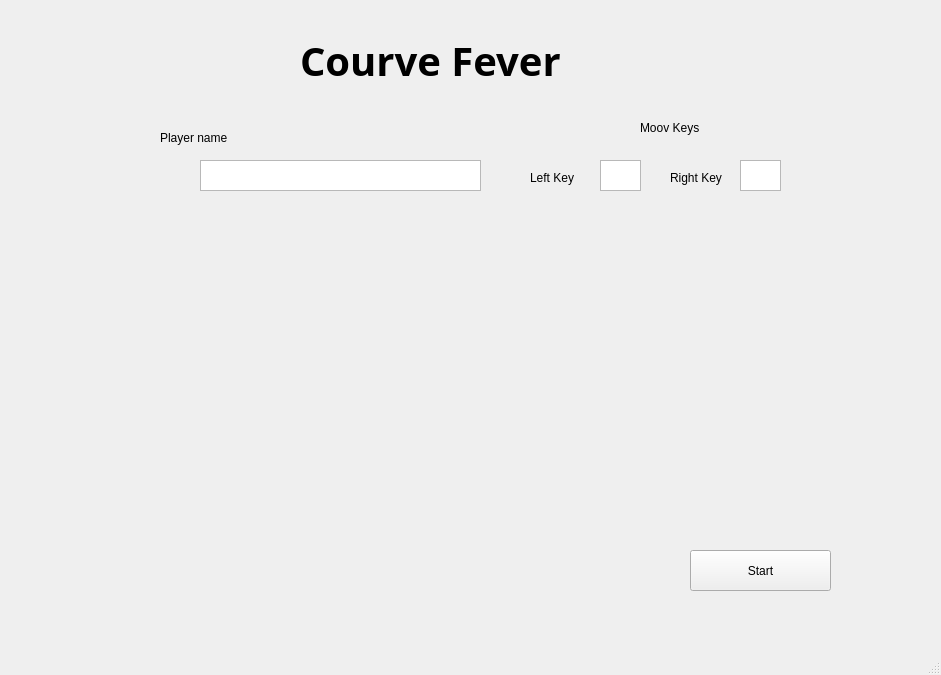
Above: menuwindow.ui from luxkyluke/CourveFever before the change. Below: the same form after it.
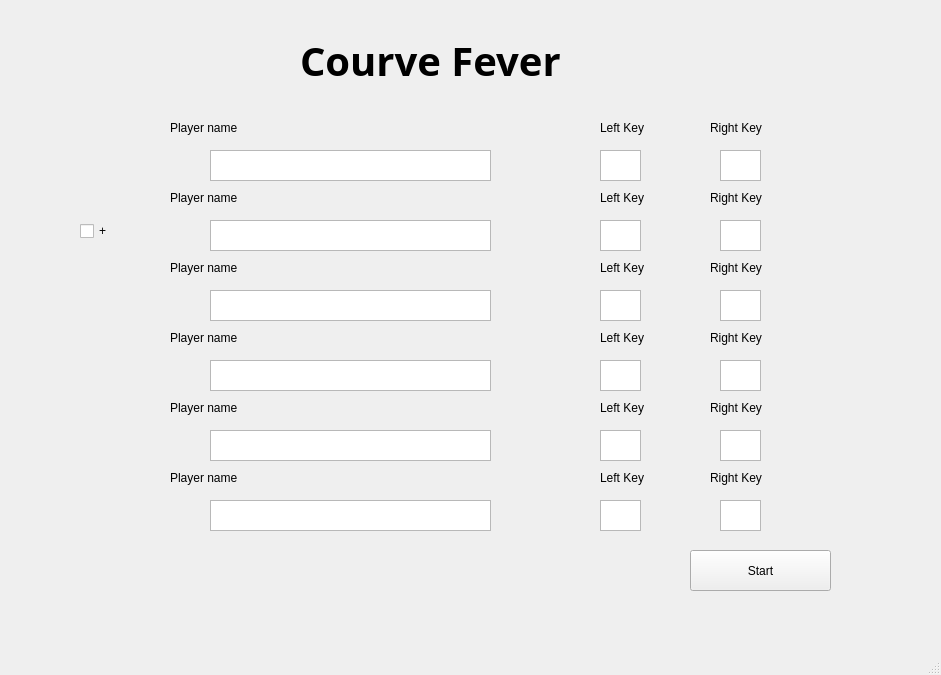
That is the form after the change.

The edit to the form file:
```diff
--- a/menuwindow.ui
+++ b/menuwindow.ui
@@ -54,103 +54,542 @@
     <property name="geometry">
      <rect>
       <x>160</x>
-      <y>200</y>
-      <width>631</width>
-      <height>321</height>
+      <y>190</y>
+      <width>621</width>
+      <height>61</height>
      </rect>
     </property>
-    <layout class="QVBoxLayout" name="verticalLayout"/>
+    <widget class="QTextEdit" name="LKeyTextEdit_2">
+     <property name="geometry">
+      <rect>
+       <x>440</x>
+       <y>30</y>
+       <width>41</width>
+       <height>31</height>
+      </rect>
+     </property>
+    </widget>
+    <widget class="QLabel" name="label_LKey_5">
+     <property name="geometry">
+      <rect>
+       <x>440</x>
+       <y>0</y>
+       <width>55</width>
+       <height>16</height>
+      </rect>
+     </property>
+     <property name="text">
+      <string>Left Key</string>
+     </property>
+    </widget>
+    <widget class="QTextEdit" name="RKeyTextEdit_2">
+     <property name="geometry">
+      <rect>
+       <x>560</x>
+       <y>30</y>
+       <width>41</width>
+       <height>31</height>
+      </rect>
+     </property>
+    </widget>
+    <widget class="QTextEdit" name="pseudoTextEdit_2">
+     <property name="geometry">
+      <rect>
+       <x>50</x>
+       <y>30</y>
+       <width>281</width>
+       <height>31</height>
+      </rect>
+     </property>
+     <property name="toolTip">
+      <string/>
+     </property>
+     <property name="statusTip">
+      <string/>
+     </property>
+     <property name="tabStopWidth">
+      <number>80</number>
+     </property>
+    </widget>
+    <widget class="QLabel" name="label_LKey_6">
+     <property name="geometry">
+      <rect>
+       <x>550</x>
+       <y>0</y>
+       <width>55</width>
+       <height>16</height>
+      </rect>
+     </property>
+     <property name="text">
+      <string>Right Key</string>
+     </property>
+    </widget>
+    <widget class="QLabel" name="label_pseudo_2">
+     <property name="geometry">
+      <rect>
+       <x>10</x>
+       <y>0</y>
+       <width>81</width>
+       <height>16</height>
+      </rect>
+     </property>
+     <property name="text">
+      <string>Player name</string>
+     </property>
+    </widget>
    </widget>
-   <widget class="QTextEdit" name="pseudoTextEdit">
+   <widget class="QWidget" name="WidgetPlayer_2" native="true">
     <property name="geometry">
      <rect>
-      <x>200</x>
-      <y>160</y>
-      <width>281</width>
-      <height>31</height>
+      <x>160</x>
+      <y>330</y>
+      <width>621</width>
+      <height>61</height>
      </rect>
     </property>
-    <property name="toolTip">
-     <string/>
+    <widget class="QTextEdit" name="LKeyTextEdit_3">
+     <property name="geometry">
+      <rect>
+       <x>440</x>
+       <y>30</y>
+       <width>41</width>
+       <height>31</height>
+      </rect>
+     </property>
+    </widget>
+    <widget class="QLabel" name="label_LKey_7">
+     <property name="geometry">
+      <rect>
+       <x>440</x>
+       <y>0</y>
+       <width>55</width>
+       <height>16</height>
+      </rect>
+     </property>
+     <property name="text">
+      <string>Left Key</string>
+     </property>
+    </widget>
+    <widget class="QTextEdit" name="RKeyTextEdit_3">
+     <property name="geometry">
+      <rect>
+       <x>560</x>
+       <y>30</y>
+       <width>41</width>
+       <height>31</height>
+      </rect>
+     </property>
+    </widget>
+    <widget class="QTextEdit" name="pseudoTextEdit_3">
+     <property name="geometry">
+      <rect>
+       <x>50</x>
+       <y>30</y>
+       <width>281</width>
+       <height>31</height>
+      </rect>
+     </property>
+     <property name="toolTip">
+      <string/>
+     </property>
+     <property name="statusTip">
+      <string/>
+     </property>
+     <property name="tabStopWidth">
+      <number>80</number>
+     </property>
+    </widget>
+    <widget class="QLabel" name="label_LKey_8">
+     <property name="geometry">
+      <rect>
+       <x>550</x>
+       <y>0</y>
+       <width>55</width>
+       <height>16</height>
+      </rect>
+     </property>
+     <property name="text">
+      <string>Right Key</string>
+     </property>
+    </widget>
+    <widget class="QLabel" name="label_pseudo_3">
+     <property name="geometry">
+      <rect>
+       <x>10</x>
+       <y>0</y>
+       <width>81</width>
+       <height>16</height>
+      </rect>
+     </property>
+     <property name="text">
+      <string>Player name</string>
+     </property>
+    </widget>
+   </widget>
+   <widget class="QWidget" name="WidgetPlayer_3" native="true">
+    <property name="geometry">
+     <rect>
+      <x>160</x>
+      <y>260</y>
+      <width>621</width>
+      <height>61</height>
+     </rect>
     </property>
-    <property name="statusTip">
-     <string/>
+    <widget class="QTextEdit" name="LKeyTextEdit_4">
+     <property name="geometry">
+      <rect>
+       <x>440</x>
+       <y>30</y>
+       <width>41</width>
+       <height>31</height>
+      </rect>
+     </property>
+    </widget>
+    <widget class="QLabel" name="label_LKey_9">
+     <property name="geometry">
+      <rect>
+       <x>440</x>
+       <y>0</y>
+       <width>55</width>
+       <height>16</height>
+      </rect>
+     </property>
+     <property name="text">
+      <string>Left Key</string>
+     </property>
+    </widget>
+    <widget class="QTextEdit" name="RKeyTextEdit_4">
+     <property name="geometry">
+      <rect>
+       <x>560</x>
+       <y>30</y>
+       <width>41</width>
+       <height>31</height>
+      </rect>
+     </property>
+    </widget>
+    <widget class="QTextEdit" name="pseudoTextEdit_4">
+     <property name="geometry">
+      <rect>
+       <x>50</x>
+       <y>30</y>
+       <width>281</width>
+       <height>31</height>
+      </rect>
+     </property>
+     <property name="toolTip">
+      <string/>
+     </property>
+     <property name="statusTip">
+      <string/>
+     </property>
+     <property name="tabStopWidth">
+      <number>80</number>
+     </property>
+    </widget>
+    <widget class="QLabel" name="label_LKey_10">
+     <property name="geometry">
+      <rect>
+       <x>550</x>
+       <y>0</y>
+       <width>55</width>
+       <height>16</height>
+      </rect>
+     </property>
+     <property name="text">
+      <string>Right Key</string>
+     </property>
+    </widget>
+    <widget class="QLabel" name="label_pseudo_4">
+     <property name="geometry">
+      <rect>
+       <x>10</x>
+       <y>0</y>
+       <width>81</width>
+       <height>16</height>
+      </rect>
+     </property>
+     <property name="text">
+      <string>Player name</string>
+     </property>
+    </widget>
+   </widget>
+   <widget class="QWidget" name="WidgetPlayer_4" native="true">
+    <property name="geometry">
+     <rect>
+      <x>160</x>
+      <y>470</y>
+      <width>621</width>
+      <height>61</height>
+     </rect>
     </property>
-    <property name="tabStopWidth">
-     <number>80</number>
-    </property>
+    <widget class="QTextEdit" name="LKeyTextEdit_7">
+     <property name="geometry">
+      <rect>
+       <x>440</x>
+       <y>30</y>
+       <width>41</width>
+       <height>31</height>
+      </rect>
+     </property>
+    </widget>
+    <widget class="QLabel" name="label_LKey_15">
+     <property name="geometry">
+      <rect>
+       <x>440</x>
+       <y>0</y>
+       <width>55</width>
+       <height>16</height>
+      </rect>
+     </property>
+     <property name="text">
+      <string>Left Key</string>
+     </property>
+    </widget>
+    <widget class="QTextEdit" name="RKeyTextEdit_7">
+     <property name="geometry">
+      <rect>
+       <x>560</x>
+       <y>30</y>
+       <width>41</width>
+       <height>31</height>
+      </rect>
+     </property>
+    </widget>
+    <widget class="QTextEdit" name="pseudoTextEdit_7">
+     <property name="geometry">
+      <rect>
+       <x>50</x>
+       <y>30</y>
+       <width>281</width>
+       <height>31</height>
+      </rect>
+     </property>
+     <property name="toolTip">
+      <string/>
+     </property>
+     <property name="statusTip">
+      <string/>
+     </property>
+     <property name="tabStopWidth">
+      <number>80</number>
+     </property>
+    </widget>
+    <widget class="QLabel" name="label_LKey_16">
+     <property name="geometry">
+      <rect>
+       <x>550</x>
+       <y>0</y>
+       <width>55</width>
+       <height>16</height>
+      </rect>
+     </property>
+     <property name="text">
+      <string>Right Key</string>
+     </property>
+    </widget>
+    <widget class="QLabel" name="label_pseudo_7">
+     <property name="geometry">
+      <rect>
+       <x>10</x>
+       <y>0</y>
+       <width>81</width>
+       <height>16</height>
+      </rect>
+     </property>
+     <property name="text">
+      <string>Player name</string>
+     </property>
+    </widget>
    </widget>
-   <widget class="QLabel" name="label">
+   <widget class="QWidget" name="WidgetPlayer_5" native="true">
     <property name="geometry">
      <rect>
       <x>160</x>
-      <y>130</y>
-      <width>81</width>
-      <height>16</height>
+      <y>400</y>
+      <width>621</width>
+      <height>61</height>
+     </rect>
+    </property>
+    <widget class="QTextEdit" name="LKeyTextEdit_8">
+     <property name="geometry">
+      <rect>
+       <x>440</x>
+       <y>30</y>
+       <width>41</width>
+       <height>31</height>
+      </rect>
+     </property>
+    </widget>
+    <widget class="QLabel" name="label_LKey_17">
+     <property name="geometry">
+      <rect>
+       <x>440</x>
+       <y>0</y>
+       <width>55</width>
+       <height>16</height>
+      </rect>
+     </property>
+     <property name="text">
+      <string>Left Key</string>
+     </property>
+    </widget>
+    <widget class="QTextEdit" name="RKeyTextEdit_8">
+     <property name="geometry">
+      <rect>
+       <x>560</x>
+       <y>30</y>
+       <width>41</width>
+       <height>31</height>
+      </rect>
+     </property>
+    </widget>
+    <widget class="QTextEdit" name="pseudoTextEdit_8">
+     <property name="geometry">
+      <rect>
+       <x>50</x>
+       <y>30</y>
+       <width>281</width>
+       <height>31</height>
+      </rect>
+     </property>
+     <property name="toolTip">
+      <string/>
+     </property>
+     <property name="statusTip">
+      <string/>
+     </property>
+     <property name="tabStopWidth">
+      <number>80</number>
+     </property>
+    </widget>
+    <widget class="QLabel" name="label_LKey_18">
+     <property name="geometry">
+      <rect>
+       <x>550</x>
+       <y>0</y>
+       <width>55</width>
+       <height>16</height>
+      </rect>
+     </property>
+     <property name="text">
+      <string>Right Key</string>
+     </property>
+    </widget>
+    <widget class="QLabel" name="label_pseudo_8">
+     <property name="geometry">
+      <rect>
+       <x>10</x>
+       <y>0</y>
+       <width>81</width>
+       <height>16</height>
+      </rect>
+     </property>
+     <property name="text">
+      <string>Player name</string>
+     </property>
+    </widget>
+   </widget>
+   <widget class="QCheckBox" name="checkBox">
+    <property name="geometry">
+     <rect>
+      <x>80</x>
+      <y>220</y>
+      <width>41</width>
+      <height>22</height>
      </rect>
     </property>
     <property name="text">
-     <string>Player name</string>
+     <string>+</string>
     </property>
    </widget>
-   <widget class="QLabel" name="label_2">
+   <widget class="QWidget" name="WidgetPlayer_0" native="true">
     <property name="geometry">
      <rect>
-      <x>640</x>
+      <x>160</x>
       <y>120</y>
-      <width>61</width>
-      <height>16</height>
+      <width>621</width>
+      <height>61</height>
      </rect>
     </property>
-    <property name="text">
-     <string>Moov Keys</string>
-    </property>
-   </widget>
-   <widget class="QTextEdit" name="RKeyTextEdit">
-    <property name="geometry">
-     <rect>
-      <x>740</x>
-      <y>160</y>
-      <width>41</width>
-      <height>31</height>
-     </rect>
-    </property>
-   </widget>
-   <widget class="QLabel" name="label_3">
-    <property name="geometry">
-     <rect>
-      <x>670</x>
-      <y>170</y>
-      <width>55</width>
-      <height>16</height>
-     </rect>
-    </property>
-    <property name="text">
-     <string>Right Key</string>
-    </property>
-   </widget>
-   <widget class="QLabel" name="label_4">
-    <property name="geometry">
-     <rect>
-      <x>530</x>
-      <y>170</y>
-      <width>55</width>
-      <height>16</height>
-     </rect>
-    </property>
-    <property name="text">
-     <string>Left Key</string>
-    </property>
-   </widget>
-   <widget class="QTextEdit" name="LKeyTextEdit">
-    <property name="geometry">
-     <rect>
-      <x>600</x>
-      <y>160</y>
-      <width>41</width>
-      <height>31</height>
-     </rect>
-    </property>
+    <widget class="QTextEdit" name="LKeyTextEdit_5">
+     <property name="geometry">
+      <rect>
+       <x>440</x>
+       <y>30</y>
+       <width>41</width>
+       <height>31</height>
+      </rect>
+     </property>
+    </widget>
+    <widget class="QLabel" name="label_LKey_11">
+     <property name="geometry">
+      <rect>
+       <x>440</x>
+       <y>0</y>
+       <width>55</width>
+       <height>16</height>
+      </rect>
+     </property>
+     <property name="text">
+      <string>Left Key</string>
+     </property>
+    </widget>
+    <widget class="QTextEdit" name="RKeyTextEdit_5">
+     <property name="geometry">
+      <rect>
+       <x>560</x>
+       <y>30</y>
+       <width>41</width>
+       <height>31</height>
+      </rect>
+     </property>
+    </widget>
+    <widget class="QTextEdit" name="pseudoTextEdit_5">
+     <property name="geometry">
+      <rect>
+       <x>50</x>
+       <y>30</y>
+       <width>281</width>
+       <height>31</height>
+      </rect>
+     </property>
+     <property name="toolTip">
+      <string/>
+     </property>
+     <property name="statusTip">
+      <string/>
+     </property>
+     <property name="tabStopWidth">
+      <number>80</number>
+     </property>
+    </widget>
+    <widget class="QLabel" name="label_LKey_12">
+     <property name="geometry">
+      <rect>
+       <x>550</x>
+       <y>0</y>
+       <width>55</width>
+       <height>16</height>
+      </rect>
+     </property>
+     <property name="text">
+      <string>Right Key</string>
+     </property>
+    </widget>
+    <widget class="QLabel" name="label_pseudo_5">
+     <property name="geometry">
+      <rect>
+       <x>10</x>
+       <y>0</y>
+       <width>81</width>
+       <height>16</height>
+      </rect>
+     </property>
+     <property name="text">
+      <string>Player name</string>
+     </property>
+    </widget>
    </widget>
   </widget>
   <widget class="QStatusBar" name="statusBar"/>
```
Left out of the diff: 2 changed lines with no effect on the pictures.
